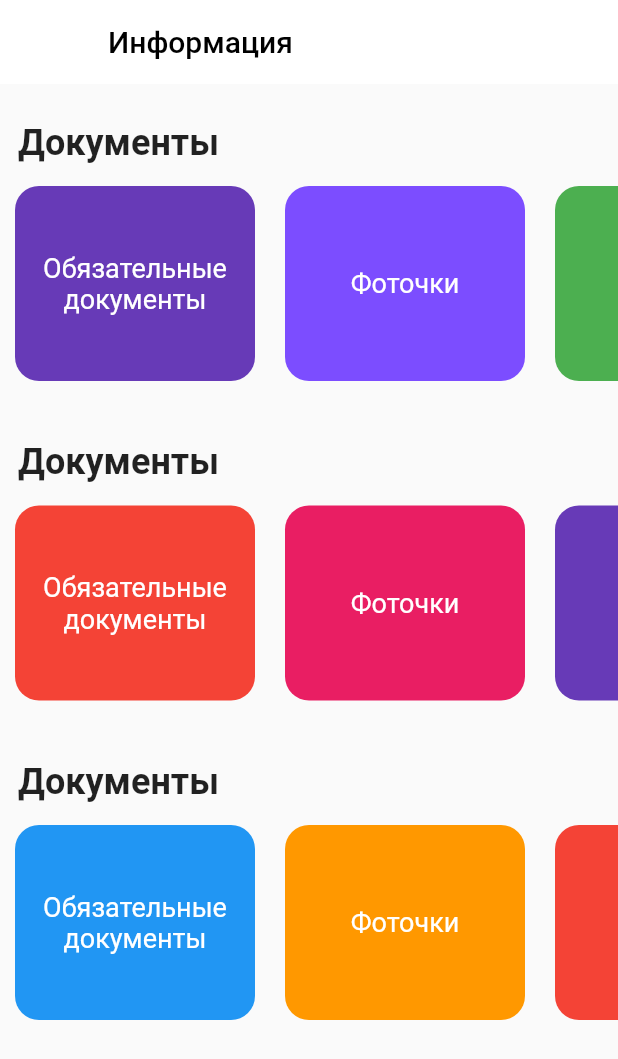
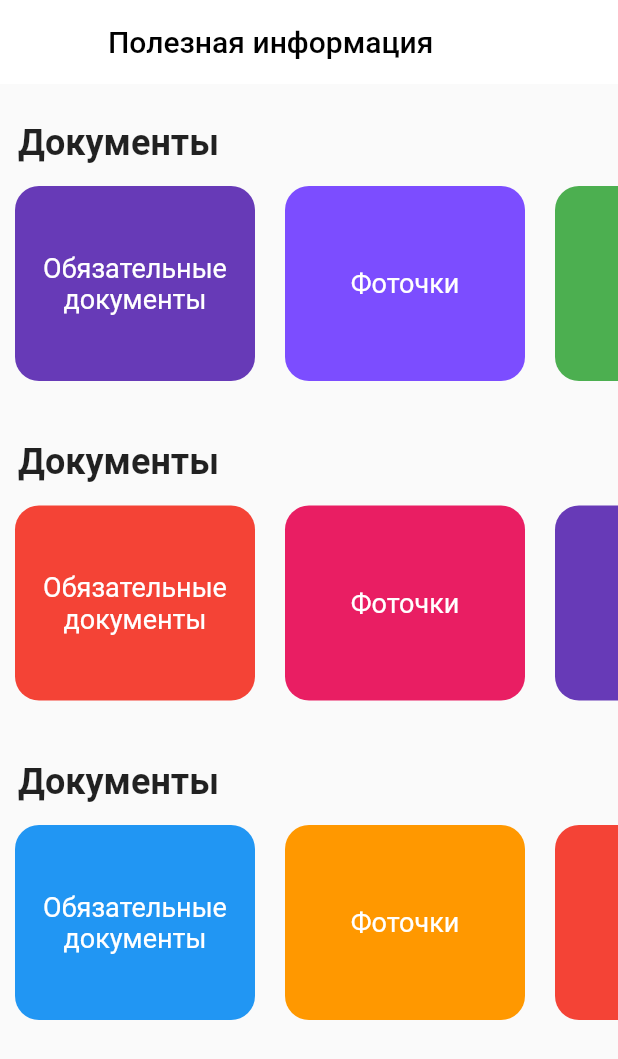
Before and after one commit to AndreevAA/linkapp, a Flutter app: the HelpBlockScreen screen opened directly, on a phone screen of 412 x 824 dp. Shown: the top 1059 px of the screen. Run offline on Flutter 3.47's test engine with Material 2 defaults, Android fonts, the phone set to English and light mode, and no system bars; our stand-ins replace cloud_firestore, dropdown_formfield, firebase_auth, firebase_messaging, firebase_storage, flutter_datetime_picker and 5 more; missing offline and left inert: backdrop_modal_route, call_with_whatsapp, cloud_firestore_web, firebase_auth_web, firebase_core_web, flutter_stories and 5 more; accounts and stored records are empty.

Commit message:
Текстовые и дизайн изменения блока "полезная информация"

```diff
--- a/lib/Screens/helpBlockScreen.dart
+++ b/lib/Screens/helpBlockScreen.dart
@@ -23,7 +23,7 @@ class _HelpBlockScreenState extends State<HelpBlockScreen> {
           title: Container(
             // Вывод верхнего меню с количеством ваксий и кнопкой сортировки
             child: Text(
-              "Информация",
+              "Полезная информация",
               style: TextStyle(color: Colors.black),
             ),
           ),
--- a/lib/Service/FBManager.dart
+++ b/lib/Service/FBManager.dart
@@ -154,8 +154,10 @@ class FBManager {
       await fbStore
           .collection("privatechat")
           .document(UserSettings.UID.toString().substring(0, 14) + partnerUid.substring(14))
-          .setData({"users" : [partnerUid, UserSettings.UID],
-        "names" : [partnerName, UserSettings.userDocument['name']]});
+          .setData({
+        "users" : [partnerUid, UserSettings.UID],
+        "names" : [partnerName, UserSettings.userDocument['name']]
+          });
     } catch (e) {
       Logs.addNode("FBManager", "addPrivateChat", e.toString());
     }
```
Also changed, not shown: 1 other file.
